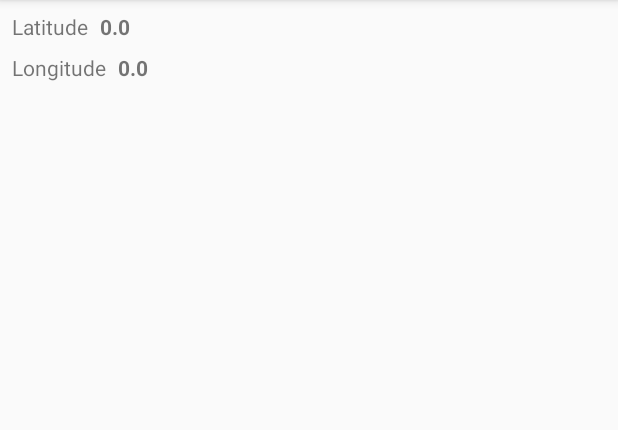
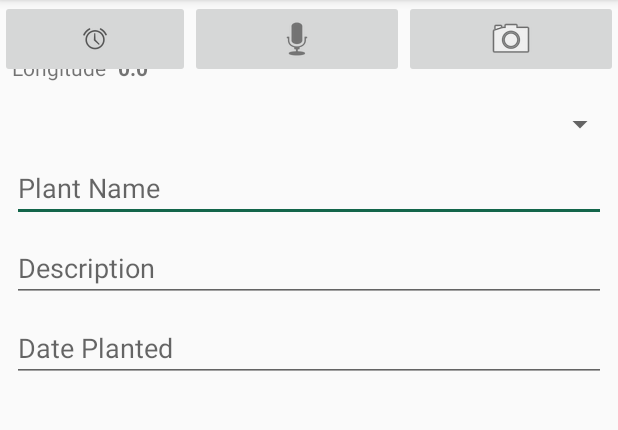
Before and after one commit to YODHAA/MackerApp, an Android app: the screen it shows after launch (MainActivity), on a phone screen of 412 x 824 dp, the part 84-514 px from its top. Run offline under Robolectric (Android 15) with nearby library versions, the phone set to English and light mode, and no system bars.

Commit message:
Commit : 9  Added More Widget to the Layout file
Signed-off-by: Yodhaa <saurabhsingh4589@gmail.com>

```diff
--- a/app/src/main/res/layout/activity_main.xml
+++ b/app/src/main/res/layout/activity_main.xml
@@ -1,7 +1,8 @@
 <?xml version="1.0" encoding="utf-8"?>
 <androidx.constraintlayout.widget.ConstraintLayout xmlns:android="http://schemas.android.com/apk/res/android"
     xmlns:app="http://schemas.android.com/apk/res-auto"
-    android:id="@+id/iblLatitude"
+    xmlns:tools="http://schemas.android.com/tools"
+    android:id="@+id/spnSpecimens"
     android:layout_width="match_parent"
     android:layout_height="match_parent">
 
@@ -51,4 +52,96 @@
         app:layout_constraintEnd_toEndOf="parent"
         app:layout_constraintStart_toEndOf="@+id/ilongitude"
         app:layout_constraintTop_toBottomOf="@+id/textView3" />
+
+    <Spinner
+        android:id="@+id/spinner"
+        android:layout_width="409dp"
+        android:layout_height="wrap_content"
+        android:layout_marginStart="8dp"
+        android:layout_marginTop="16dp"
+        android:layout_marginEnd="8dp"
+        app:layout_constraintEnd_toEndOf="parent"
+        app:layout_constraintStart_toStartOf="parent"
+        app:layout_constraintTop_toBottomOf="@+id/textView4" />
+
+    <AutoCompleteTextView
+        android:id="@+id/actPlantName"
+        android:layout_width="0dp"
+        android:layout_height="wrap_content"
+        android:layout_marginStart="8dp"
+        android:layout_marginTop="8dp"
+        android:layout_marginEnd="8dp"
+        android:hint="@string/plantName"
+        app:layout_constraintEnd_toEndOf="parent"
+        app:layout_constraintStart_toStartOf="parent"
+        app:layout_constraintTop_toBottomOf="@+id/spinner" />
+
+    <EditText
+        android:id="@+id/txtDescription"
+        android:layout_width="0dp"
+        android:layout_height="wrap_content"
+        android:layout_marginStart="8dp"
+        android:layout_marginTop="8dp"
+        android:layout_marginEnd="8dp"
+        android:ems="10"
+        android:hint="@string/description"
+        android:inputType="textPersonName"
+        app:layout_constraintEnd_toEndOf="parent"
+        app:layout_constraintStart_toStartOf="parent"
+        app:layout_constraintTop_toBottomOf="@+id/actPlantName" />
+
+    <EditText
+        android:id="@+id/txtDatePlanted"
+        android:layout_width="0dp"
+        android:layout_height="wrap_content"
+        android:layout_marginStart="8dp"
+        android:layout_marginTop="8dp"
+        android:layout_marginEnd="8dp"
+        android:ems="10"
+        android:hint="@string/datePlanted"
+        android:inputType="date"
+        app:layout_constraintEnd_toEndOf="parent"
+        app:layout_constraintStart_toStartOf="parent"
+        app:layout_constraintTop_toBottomOf="@+id/txtDescription" />
+
+    <LinearLayout
+        android:id="@+id/linearLayout"
+        android:layout_width="match_parent"
+        android:layout_height="wrap_content"
+        android:orientation="horizontal"
+        tools:layout_editor_absoluteX="1dp"
+        tools:layout_editor_absoluteY="255dp">
+
+        <ImageButton
+            android:id="@+id/btnLogon"
+            android:layout_width="wrap_content"
+            android:layout_height="52dp"
+            android:layout_weight="1"
+            app:srcCompat="@android:drawable/ic_lock_idle_alarm" />
+
+        <ImageButton
+            android:id="@+id/btnSave"
+            android:layout_width="wrap_content"
+            android:layout_height="wrap_content"
+            android:layout_weight="1"
+            app:srcCompat="@android:drawable/ic_btn_speak_now" />
+
+        <ImageButton
+            android:id="@+id/btnTakePhoto"
+            android:layout_width="wrap_content"
+            android:layout_height="wrap_content"
+            android:layout_weight="1"
+            app:srcCompat="@android:drawable/ic_menu_camera" />
+    </LinearLayout>
+
+    <ImageView
+        android:id="@+id/imageView"
+        android:layout_width="0dp"
+        android:layout_height="0dp"
+        app:layout_constraintBottom_toBottomOf="parent"
+        app:layout_constraintEnd_toEndOf="parent"
+        app:layout_constraintStart_toStartOf="parent"
+        app:layout_constraintTop_toBottomOf="@+id/linearLayout"
+        tools:srcCompat="@tools:sample/avatars" />
+
 </androidx.constraintlayout.widget.ConstraintLayout>
--- a/app/src/main/res/values/strings.xml
+++ b/app/src/main/res/values/strings.xml
@@ -4,4 +4,7 @@
     <string name="latitude">Latitude</string>
     <string name="longitude">Longitude</string>
     <string name="zeropointzero">0.0</string>
+    <string name="plantName">Plant Name</string>
+    <string name="description">Description</string>
+    <string name="datePlanted">Date Planted</string>
 </resources>
```
